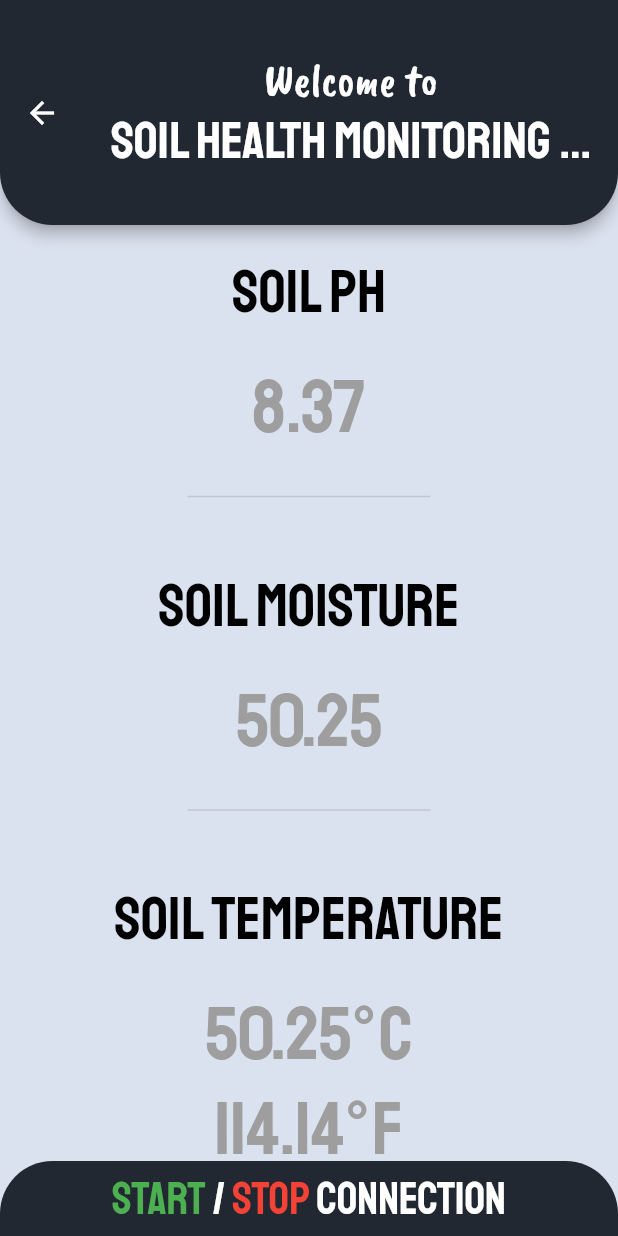
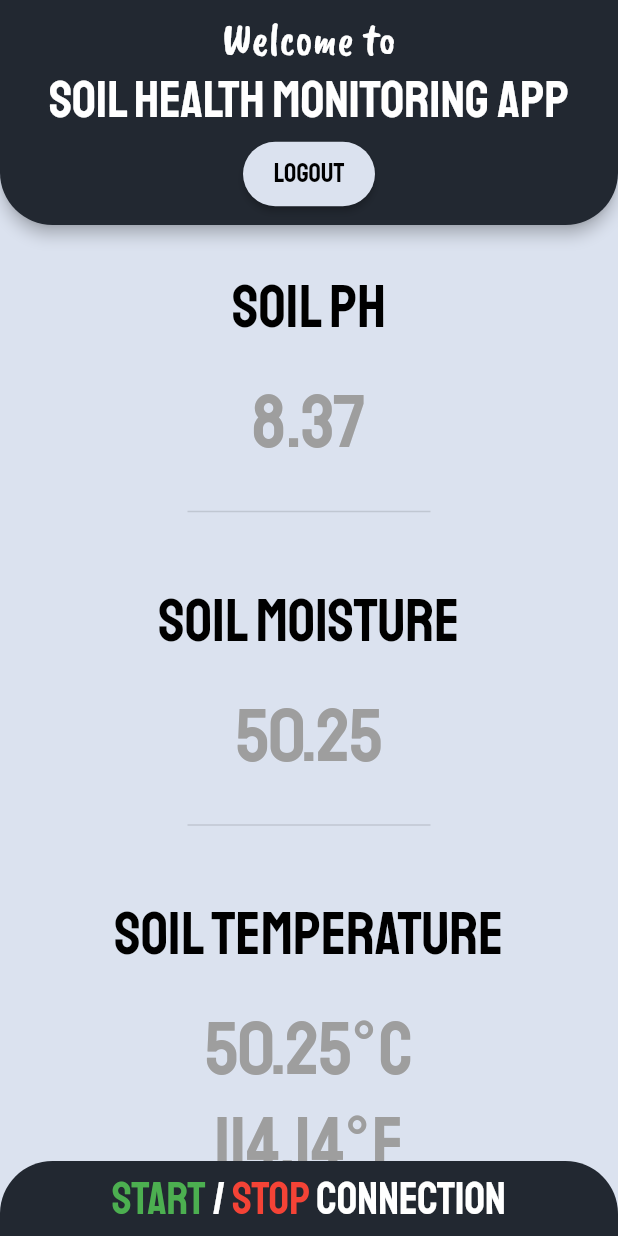
Before and after one commit to halromero/soilhealthmonitor, a Flutter app: the DashboardScreen screen opened directly, on a phone screen of 412 x 824 dp. Run offline on Flutter 3.47's test engine with Material 2 defaults, Android fonts, the phone set to English and light mode, and no system bars; our stand-ins replace animated_splash_screen.

Commit message:
Added registration and login screens as well as the logout button at dashboard.dart.

```diff
--- a/lib/dashboard.dart
+++ b/lib/dashboard.dart
@@ -1,6 +1,6 @@
 import 'package:flutter/material.dart';
+import 'login.dart';
 import 'styles.dart';
-
 
 class DashboardScreen extends StatefulWidget {
   const DashboardScreen({Key? key}) : super(key: key);
@@ -10,6 +10,32 @@ class DashboardScreen extends StatefulWidget {
 }
 
 class _DashboardScreen extends State<DashboardScreen> {
+
+  Widget buildLogoutBtn() {
+    return Container(
+      padding: const EdgeInsets.symmetric(vertical: 3),
+      alignment: Alignment.center,
+      width: double.infinity,
+      child: RaisedButton(
+        onPressed: () {
+          // prefdata.setBool('login', true);
+          Navigator.of(context).pushAndRemoveUntil(
+              MaterialPageRoute(builder: (context) => const LoginScreen()),
+                  (route) => false);
+        },
+        padding: const EdgeInsets.all(10),
+        shape: RoundedRectangleBorder(
+          borderRadius: BorderRadius.circular(30),
+        ),
+        color: const Color(0xFFDBE2EF),
+        child: const Text(
+          'Logout',
+          style: buttonText,
+        ),
+      ),
+    );
+  }
+
   @override
   Widget build(BuildContext context) {
     return Scaffold(
@@ -19,17 +45,18 @@ class _DashboardScreen extends State<DashboardScreen> {
         toolbarHeight: 150,
         title: Center(
           child: Column(
-          children: const <Widget>[
-            Text(
+          children: <Widget>[
+            const Text(
               'Welcome to',
               textAlign: TextAlign.center,
               style: dashboardTitle1,
             ),
-            Text(
+            const Text(
               'Soil Health Monitoring App',
               textAlign: TextAlign.center,
               style: dashboardTitle2,
             ),
+            buildLogoutBtn(),
           ],
         ),),
         shape: const RoundedRectangleBorder(
@@ -43,7 +70,7 @@ class _DashboardScreen extends State<DashboardScreen> {
               // SOIL PH
               Column(
                 children: const <Widget> [
-                  SizedBox(height: 20),
+                  SizedBox(height: 30),
                   Text(
                     'Soil pH',
                     style: dataTitle,
--- a/lib/styles.dart
+++ b/lib/styles.dart
@@ -30,6 +30,16 @@ const splashCaption = TextStyle(
   fontFamily: 'Caveat',
 );
 
+const loginValues = TextStyle(
+  color: Colors.black
+);
+
+const buttonText = TextStyle(
+  fontSize: 18,
+  color: Colors.black,
+  fontFamily: 'Staatliches'
+);
+
 const dataValue = TextStyle(
   fontSize: 50,
   color: Colors.grey,
```
Also changed, not shown: lib/main.dart (+21 -19 lines).
